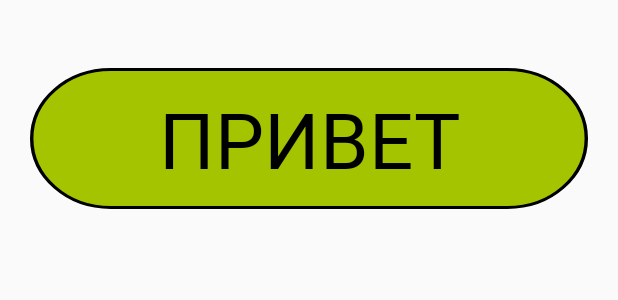
After one commit to kair32/Not-Press, an Android app: the layout fragment_home.xml on its own in the app's theme, with its tools: preview values and no code run, on a phone screen of 412 x 824 dp. The commit adds this screen. Shown: the top 300 px of the screen. Run offline under Robolectric (Android 15) with nearby library versions, the phone set to English and light mode, and no system bars.

Commit message:
start added home fragment

```diff
--- a/app/src/main/AndroidManifest.xml
+++ b/app/src/main/AndroidManifest.xml
@@ -16,6 +16,9 @@
                 <category android:name="android.intent.category.LAUNCHER" />
             </intent-filter>
         </activity>
+        <meta-data
+            android:name="preloaded_fonts"
+            android:resource="@array/preloaded_fonts" />
     </application>
 
 </manifest>
--- /dev/null
+++ b/app/src/main/res/drawable/help_button_background.xml
@@ -0,0 +1,9 @@
+<vector xmlns:android="http://schemas.android.com/apk/res/android"
+    android:width="325dp"
+    android:height="94dp"
+    android:viewportWidth="325"
+    android:viewportHeight="94">
+  <path
+      android:pathData="M1,47C1,21.595 21.595,1 47,1H278C303.405,1 324,21.595 324,47C324,72.405 303.405,93 278,93H47C21.595,93 1,72.405 1,47Z"
+      android:fillColor="#A4C400"/>
+</vector>
--- /dev/null
+++ b/app/src/main/res/drawable/help_button_stroke.xml
@@ -0,0 +1,10 @@
+<vector xmlns:android="http://schemas.android.com/apk/res/android"
+    android:width="325dp"
+    android:height="94dp"
+    android:viewportWidth="325"
+    android:viewportHeight="94">
+    <path
+        android:pathData="M1,47C1,21.595 21.595,1 47,1H278C303.405,1 324,21.595 324,47C324,72.405 303.405,93 278,93H47C21.595,93 1,72.405 1,47Z"
+        android:strokeWidth="2"
+        android:strokeColor="#000000"/>
+</vector>
--- /dev/null
+++ b/app/src/main/res/drawable/ic_button.xml
@@ -0,0 +1,7 @@
+<?xml version="1.0" encoding="utf-8"?>
+<layer-list xmlns:android="http://schemas.android.com/apk/res/android">
+    <item
+        android:id="@+id/background"
+        android:drawable="@drawable/help_button_background"/>
+    <item android:drawable="@drawable/help_button_stroke"/>
+</layer-list>
--- /dev/null
+++ b/app/src/main/res/layout/fragment_home.xml
@@ -0,0 +1,28 @@
+<?xml version="1.0" encoding="utf-8"?>
+<layout
+    xmlns:android="http://schemas.android.com/apk/res/android"
+    xmlns:app="http://schemas.android.com/apk/res-auto"
+    xmlns:tools="http://schemas.android.com/tools"
+    xmlns:bind="http://schemas.android.com/apk/res-auto">
+
+    <androidx.constraintlayout.widget.ConstraintLayout
+        android:layout_width="match_parent"
+        android:layout_height="match_parent">
+
+        <Button
+            android:id="@+id/textView"
+            style="@style/Button"
+            android:layout_width="0dp"
+            android:layout_height="wrap_content"
+            android:layout_marginStart="@dimen/margin_20"
+            android:layout_marginTop="@dimen/margin_45"
+            android:layout_marginEnd="@dimen/margin_20"
+
+            android:text="Привет"
+            app:layout_constraintEnd_toEndOf="parent"
+            app:layout_constraintStart_toStartOf="parent"
+            app:layout_constraintTop_toTopOf="parent" />
+
+    </androidx.constraintlayout.widget.ConstraintLayout>
+
+</layout>
--- /dev/null
+++ b/app/src/main/res/values/dimen.xml
@@ -0,0 +1,8 @@
+<?xml version="1.0" encoding="utf-8"?>
+<resources>
+    <dimen name="text_52">52sp</dimen>
+    <dimen name="text_36">36sp</dimen>
+
+    <dimen name="margin_45">45dp</dimen>
+    <dimen name="margin_20">20dp</dimen>
+</resources>
--- a/app/src/main/res/values/strings.xml
+++ b/app/src/main/res/values/strings.xml
@@ -1,3 +1,5 @@
 <resources>
     <string name="app_name">Not Press</string>
+
+    <string name="on_gifts">Варе на подарки</string>
 </resources>
--- a/app/src/main/res/values/styles.xml
+++ b/app/src/main/res/values/styles.xml
@@ -6,6 +6,17 @@
         <item name="colorPrimary">@color/colorPrimary</item>
         <item name="colorPrimaryDark">@color/colorPrimaryDark</item>
         <item name="colorAccent">@color/colorAccent</item>
+        <item name="android:fontFamily">@font/amatic_sc</item>
+    </style>
+
+    <style name="Button">
+        <item name="android:background">@drawable/ic_button</item>
+        <item name="android:gravity">center</item>
+        <item name="android:lines">1</item>
+        <item name="android:ellipsize">end</item>
+        <item name="android:fontFamily">@font/amatic_sc</item>
+        <item name="android:textSize">@dimen/text_52</item>
+        <item name="android:textColor">@android:color/black</item>
     </style>
 
 </resources>
```
Also changed, not shown: app/build.gradle (+5 -2 lines), app/src/main/res/layout/activity_main.xml (+13 -13 lines).
